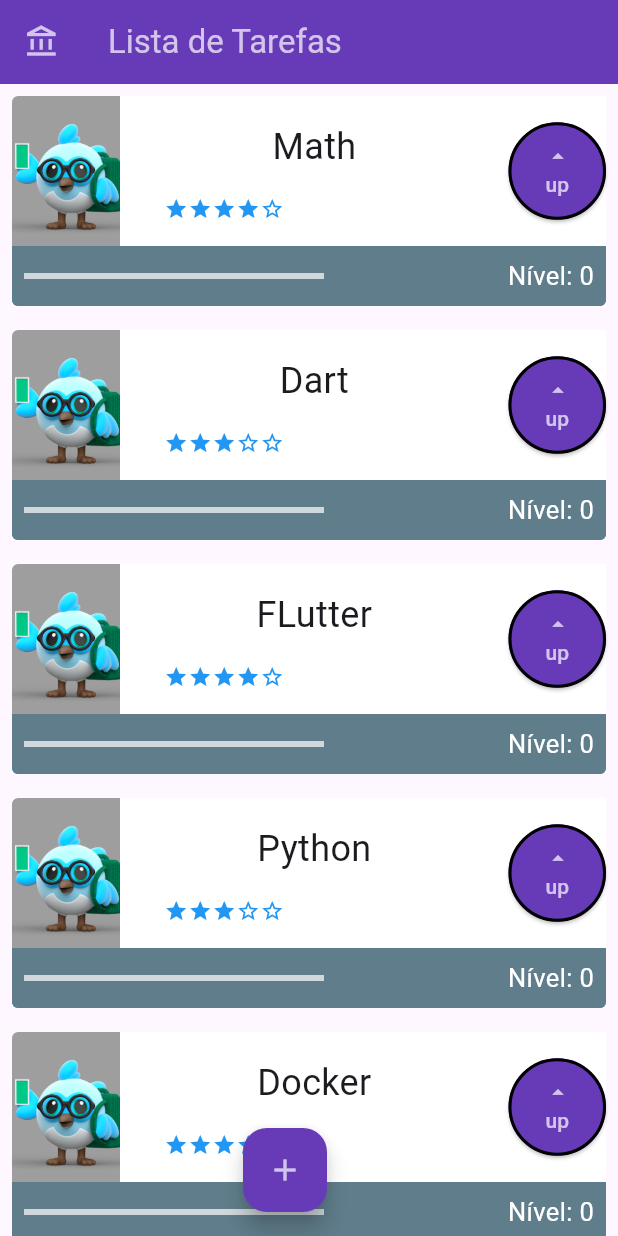
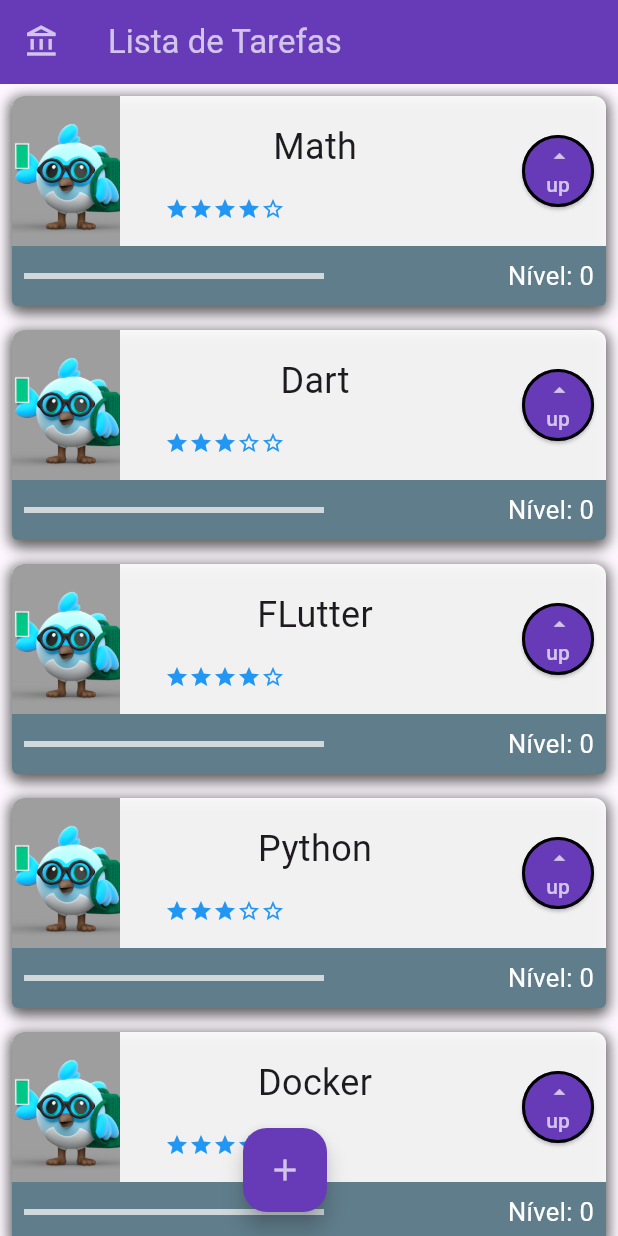
Before and after one commit to DanielBrown1998/lista_tarefas_alura_2025, a Flutter app: the screen it shows after launch, on a phone screen of 412 x 824 dp. Run offline on Flutter 3.47's test engine with Material 3 defaults, Android fonts, the phone set to English and light mode, and no system bars.

Commit message:
Refactor UI components for improved styling and layout; enhance task card appearance with rounded corners and shadows; update FormTask for better validation handling.

```diff
--- a/lib/components/new_task/form_task.dart
+++ b/lib/components/new_task/form_task.dart
@@ -134,6 +134,7 @@
               if (!_formKey.currentState!.validate()) {
                 return;
               }
+
               //final String name = nameController.text;
               //final int dificulty = int.parse(dificultyController.text);
               //final String image = imageController.text;
--- a/lib/components/principal/content.dart
+++ b/lib/components/principal/content.dart
@@ -23,7 +23,13 @@
       mainAxisAlignment: MainAxisAlignment.start,
       children: [
         Container(
-          color: Colors.white,
+          decoration: BoxDecoration(
+            color: Colors.white70,
+            borderRadius: BorderRadius.only(
+              topLeft: Radius.circular(8),
+              topRight: Radius.circular(8),
+            ),
+          ),
           height: 100,
           child: Row(
             mainAxisAlignment: MainAxisAlignment.spaceBetween,
@@ -31,7 +37,7 @@
               Container(
                 decoration: BoxDecoration(
                   color: Colors.grey,
-                  borderRadius: BorderRadius.only(topLeft: Radius.circular(4)),
+                  borderRadius: BorderRadius.only(topLeft: Radius.circular(8)),
                 ),
                 height: 100,
                 width: 72,
@@ -58,8 +64,8 @@
                 ),
               ),
               SizedBox(
-                height: 65,
-                width: 65,
+                height: 48,
+                width: 64,
                 child: ElevatedButton(
                   style: ElevatedButton.styleFrom(
                     backgroundColor: Colors.deepPurple,
--- a/lib/components/principal/task.dart
+++ b/lib/components/principal/task.dart
@@ -6,21 +6,32 @@
   final String text;
   final String namePicture;
   final int dificulty;
-  const Task(this.text, this.dificulty, {super.key, this.namePicture="beija_flor_flutter.png"});
+  const Task(this.text, this.dificulty,
+      {super.key, this.namePicture = "beija_flor_flutter.png"});
 
   @override
   Widget build(BuildContext context) {
     return Padding(
         padding: const EdgeInsets.all(8.0),
         child: Container(
-          color: Colors.white,
+          decoration: BoxDecoration(
+            color: Colors.white70,
+            boxShadow: [
+              BoxShadow(
+                color: Colors.grey.shade700,
+                spreadRadius: 2,
+                blurRadius: 7,
+                offset: const Offset(0, 3),
+              ),
+            ],
+            borderRadius: BorderRadius.circular(8),
+          ),
           child: Stack(
             children: [
               Container(
                 height: 140,
                 decoration: BoxDecoration(
-                  borderRadius: BorderRadius.circular(4),
-                  color: Colors.blue,
+                  borderRadius: BorderRadius.circular(8),
                 ),
               ),
               Content(text, dificulty, namePicture: namePicture)
--- a/lib/main.dart
+++ b/lib/main.dart
@@ -16,6 +16,8 @@
       title: titleMaterial,
       theme: ThemeData(
         colorScheme: ColorScheme.fromSeed(seedColor: Colors.deepPurple),
+        primarySwatch: Colors.deepPurple,
+        visualDensity: VisualDensity.adaptivePlatformDensity,
         useMaterial3: true,
       ),
       initialRoute: '/',
```
